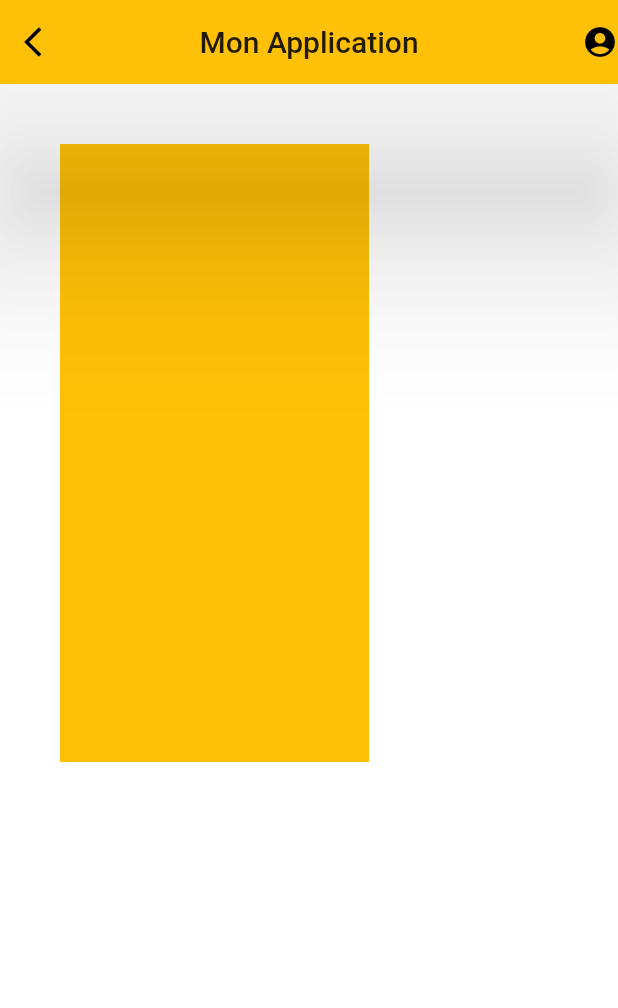
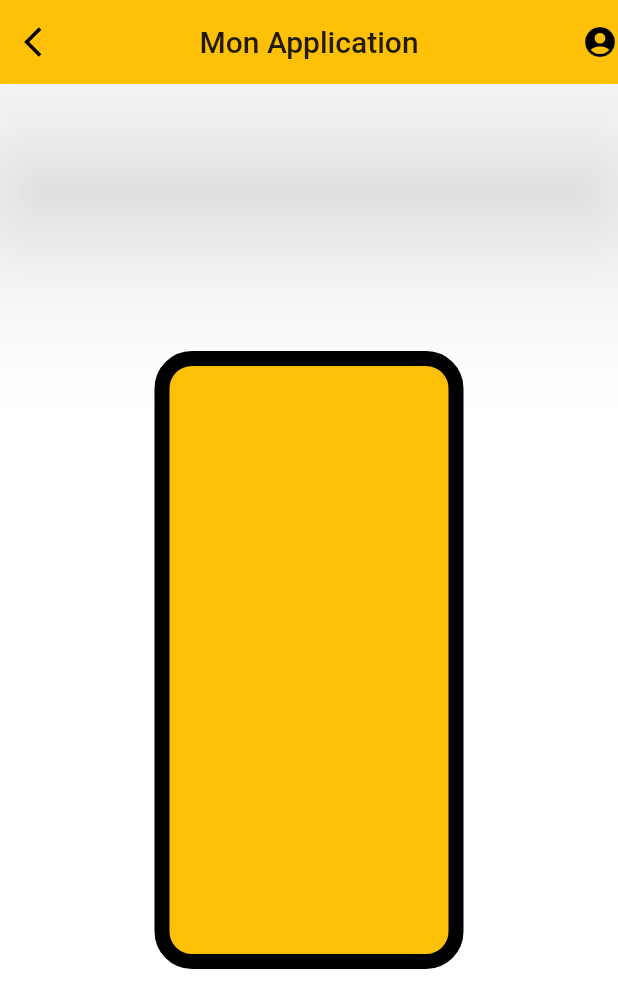
Before and after one commit to ibtihalhayat/test_flutter, a Flutter app: the screen it shows after launch, on a phone screen of 412 x 824 dp. Shown: the top 1008 px of the screen. Run offline on Flutter 3.47's test engine with Material 2 defaults, Android fonts, the phone set to English and light mode, and no system bars.

Commit message:
container avec bordure

```diff
--- a/lib/main.dart
+++ b/lib/main.dart
@@ -40,12 +40,14 @@ class _Home extends State<Home> {
         titleSpacing: 50, // la distance du titre
         elevation: 50.0,            //l'ambre au dessous de la App Bar
       ),
-      body: new Container(
-        color: Colors.amber,
+      body: Center(
+        child :Container(
+        decoration: BoxDecoration(color: Colors.amber,border: Border.all(width: 10),borderRadius: BorderRadius.circular(25)),
         height: MediaQuery.of(context).size.height/2, // selon la taille de l'écran
         width: MediaQuery.of(context).size.width/2,
         margin: EdgeInsets.all(40), // à tous les cotés ou EdgeInsets.only(...)
       ),
+      )
     );
   }
 }
```
